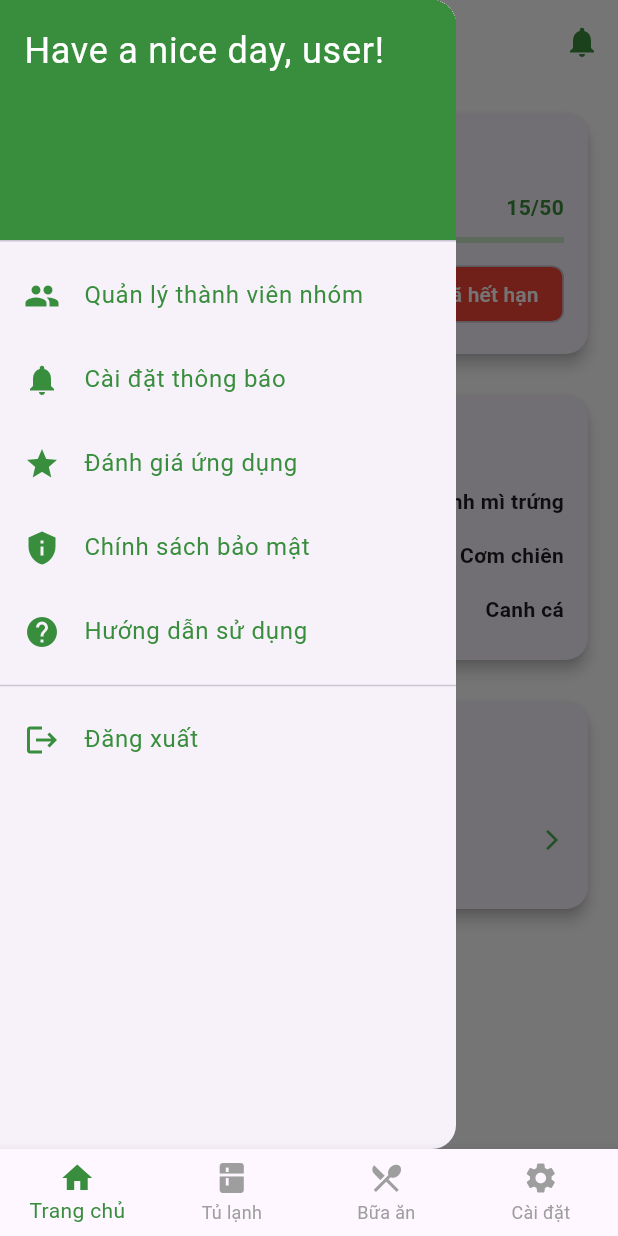
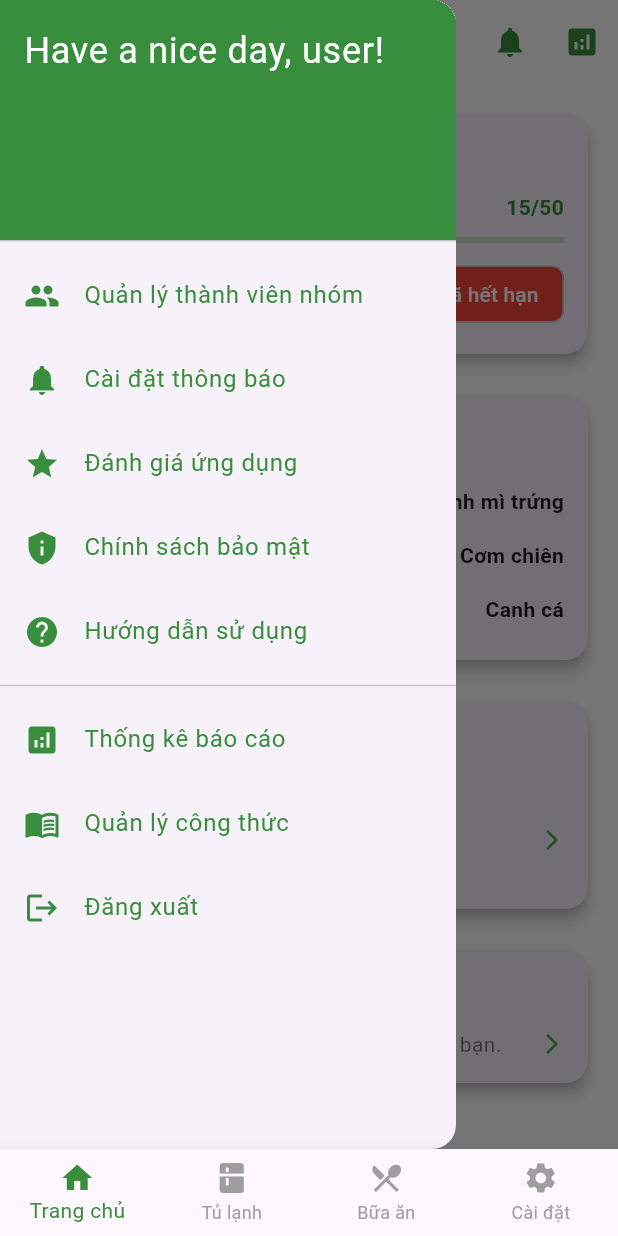
Before and after one commit to tonystark2306/mealplanner_group15_2024.1, a Flutter app: the screen it shows after launch, with the side drawer open, on a phone screen of 412 x 824 dp. Run offline on Flutter 3.47's test engine with Material 3 defaults, Android fonts, the light colour scheme and no system bars.

Commit message:
Thêm màn hình công thức

```diff
--- a/frontend/lib/Screen/homepage.dart
+++ b/frontend/lib/Screen/homepage.dart
@@ -31,12 +31,18 @@ class HomeScreen extends StatelessWidget {
           IconButton(
             icon: Icon(Icons.notifications, color: Colors.green[700]),
             onPressed: () {
-              // Xử lý thông báo
+              // Handle notifications
+            },
+          ),
+          IconButton(
+            icon: Icon(Icons.analytics, color: Colors.green[700]),
+            onPressed: () {
+              Navigator.pushNamed(context, '/report');
             },
           ),
         ],
       ),
-      drawer: _buildDrawer(),
+      drawer: _buildDrawer(context),
       body: SingleChildScrollView(
         padding: const EdgeInsets.all(16.0),
         child: Column(
@@ -104,7 +110,6 @@ class HomeScreen extends StatelessWidget {
                 },
                 child: Column(
                   children: [
-
                     const SizedBox(height: 10),
                     Row(
                       children: [
@@ -125,13 +130,38 @@ class HomeScreen extends StatelessWidget {
                 ),
               ),
             ),
+            const SizedBox(height: 20),
+            _buildSectionCard(
+              title: 'Quản lý công thức',
+              icon: Icons.menu_book,
+              child: GestureDetector(
+                onTap: () {
+                  Navigator.pushNamed(context, '/recipe-management');
+                },
+                child: Row(
+                  children: [
+                    Expanded(
+                      child: Text(
+                        'Xem, thêm hoặc chỉnh sửa công thức của bạn.',
+                        style: const TextStyle(color: Colors.black54),
+                      ),
+                    ),
+                    const Icon(
+                      Icons.arrow_forward_ios,
+                      color: Colors.green,
+                      size: 16,
+                    ),
+                  ],
+                ),
+              ),
+            ),
           ],
         ),
       ),
     );
   }
 
-  Widget _buildDrawer() {
+  Widget _buildDrawer(BuildContext context) {
     return Drawer(
       child: ListView(
         padding: EdgeInsets.zero,
@@ -152,17 +182,23 @@ class HomeScreen extends StatelessWidget {
           _buildDrawerItem(icon: Icons.privacy_tip, text: 'Chính sách bảo mật'),
           _buildDrawerItem(icon: Icons.help, text: 'Hướng dẫn sử dụng'),
           const Divider(),
+          _buildDrawerItem(icon: Icons.analytics, text: 'Thống kê báo cáo', onTap: () {
+            Navigator.pushNamed(context, '/report');
+          }),
+          _buildDrawerItem(icon: Icons.menu_book, text: 'Quản lý công thức', onTap: () {
+            Navigator.pushNamed(context, '/recipe-management');
+          }),
           _buildDrawerItem(icon: Icons.logout, text: 'Đăng xuất'),
         ],
       ),
     );
   }
 
-  Widget _buildDrawerItem({required IconData icon, required String text}) {
+  Widget _buildDrawerItem({required IconData icon, required String text, void Function()? onTap}) {
     return ListTile(
       leading: Icon(icon, color: Colors.green[700]),
       title: Text(text, style: TextStyle(color: Colors.green[700])),
-      onTap: () {
+      onTap: onTap ?? () {
         _scaffoldKey.currentState?.closeDrawer();
       },
     );
--- a/frontend/lib/main.dart
+++ b/frontend/lib/main.dart
@@ -1,12 +1,15 @@
 import 'package:flutter/material.dart';
+import 'package:provider/provider.dart';
 import './Screen/bottom_navigation_screen.dart';
-import 'package:provider/provider.dart';
-import 'Providers/refrigerator_provider.dart'; // Import Provider của bạn
+import './Screen/reports/consumption_report_screen.dart'; // Import màn hình báo cáo
+import 'Providers/refrigerator_provider.dart';
 import 'Screen/refrigrator/refrigerator_management_screen.dart';
 import 'Screen/auth/login.dart';
 import 'Screen/auth/signupscreen.dart';
 import 'Screen/homepage.dart';
 import 'Screen/shopping_list/shopping_list_screen.dart';
+import 'Screen/recipes/create_recipe_screen.dart';
+import 'Screen/recipes/recipe_management_screen.dart';
 
 void main() {
   runApp(const MyApp());
@@ -24,7 +27,7 @@ class MyApp extends StatelessWidget {
         ),
       ],
       child: MaterialApp(
-        home: BottomNavigationScreen(), // Đặt màn hình chính
+        home: BottomNavigationScreen(), // Màn hình chính
         debugShowCheckedModeBanner: false,
         routes: {
           '/login': (context) => const SimpleLoginScreen(),
@@ -33,6 +36,9 @@ class MyApp extends StatelessWidget {
           '/refrigerator': (context) => RefrigeratorManagementScreen(),
           '/bottomnav': (context) => BottomNavigationScreen(),
           '/shopping-list': (context) => const ShoppingListScreen(),
+          '/report': (context) => ReportScreen(), // Correct route to ReportScreen
+          '/recipe-management': (context) => const RecipeManagementScreen(),
+          '/create-recipe': (context) => const CreateRecipeScreen(),
         },
       ),
     );
--- a/frontend/pubspec.yaml
+++ b/frontend/pubspec.yaml
@@ -33,6 +33,7 @@ dependencies:
   cupertino_icons: ^1.0.8
   google_fonts: ^4.0.3
   provider: ^6.1.1
+  fl_chart: ^0.40.0
 
 dev_dependencies:
   flutter_test:
```
Also changed, not shown: frontend/lib/Screen/recipes/create_recipe_screen.dart (+135 -0 lines), frontend/lib/Screen/recipes/recipe_management_screen.dart (added, +66 -0 lines), frontend/lib/Screen/reports/consumption_report_screen.dart (+116 -0 lines), frontend/lib/Screen/recipes/recipe_detail_screen.dart (deleted), frontend/pubspec.lock.
